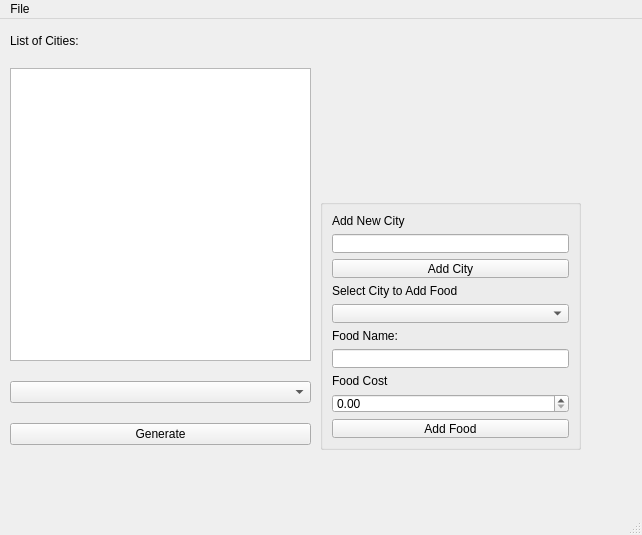
Qt form EuroTrip/mainwindow.ui (dal07065/European-Vacation) before a commit.
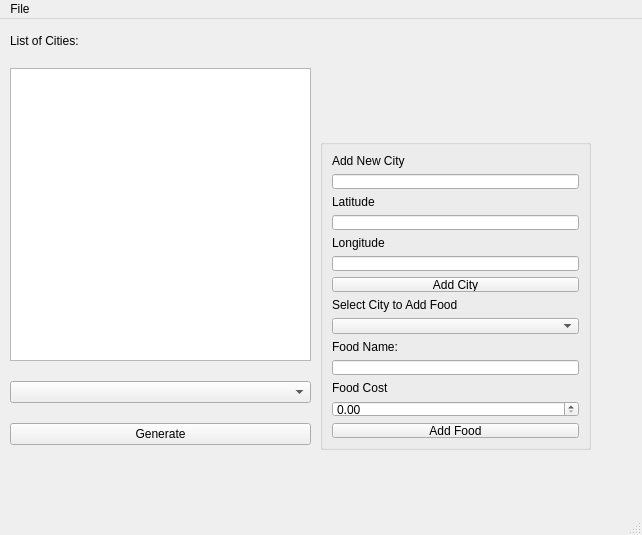
The same form after that commit.

Commit message: Added Latitude and Longitude to Admin Functions

The edit to the form file:
```diff
--- a/EuroTrip/mainwindow.ui
+++ b/EuroTrip/mainwindow.ui
@@ -59,9 +59,9 @@
     <property name="geometry">
      <rect>
       <x>320</x>
-      <y>180</y>
-      <width>261</width>
-      <height>251</height>
+      <y>120</y>
+      <width>271</width>
+      <height>311</height>
      </rect>
     </property>
     <layout class="QVBoxLayout" name="verticalLayout_2">
@@ -75,6 +75,26 @@
      <item>
       <widget class="QLineEdit" name="lineEdit_AddCity"/>
      </item>
+     <item>
+      <widget class="QLabel" name="label_5">
+       <property name="text">
+        <string>Latitude</string>
+       </property>
+      </widget>
+     </item>
+     <item>
+      <widget class="QLineEdit" name="lineEdit_Latitude"/>
+     </item>
+     <item>
+      <widget class="QLabel" name="label_6">
+       <property name="text">
+        <string>Longitude</string>
+       </property>
+      </widget>
+     </item>
+     <item>
+      <widget class="QLineEdit" name="lineEdit_Longitude"/>
+     </item>
      <item>
       <widget class="QPushButton" name="pushButton_AddCity">
        <property name="text">
```
The commit also changes 1 other file.
